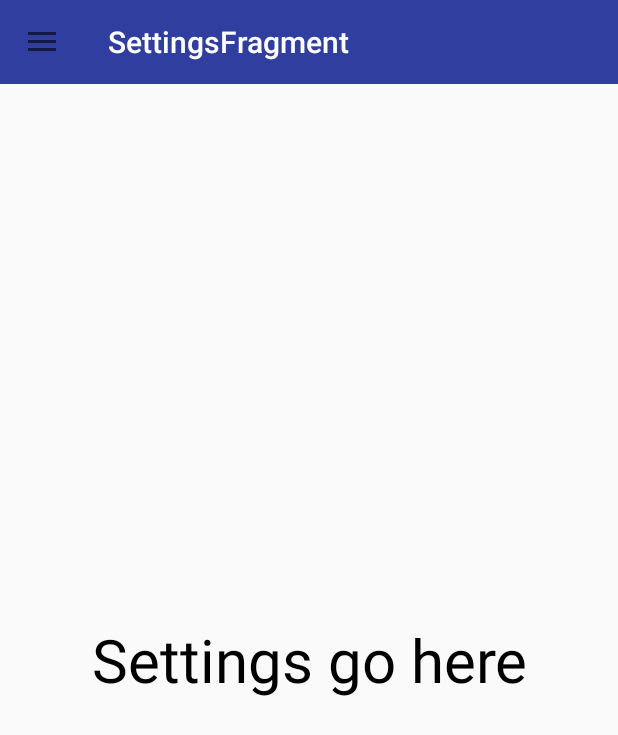
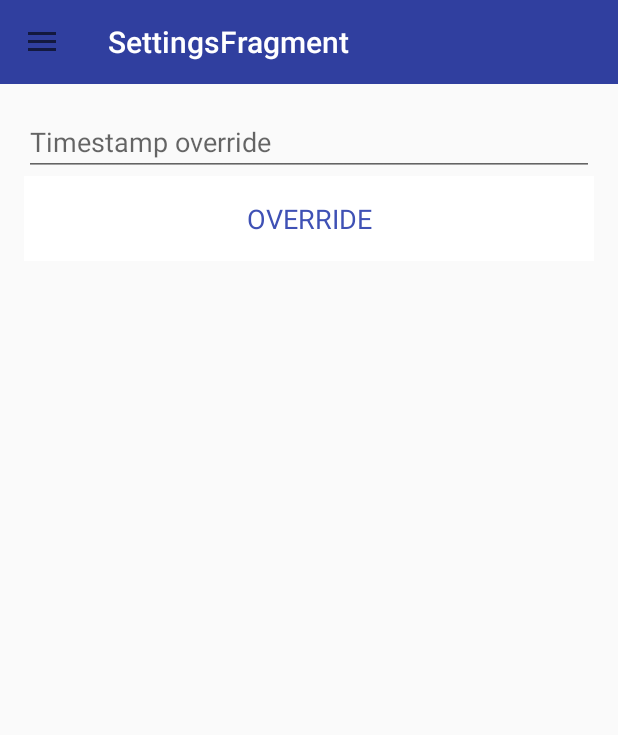
Before and after one commit to shredderskelton/onemonth, an Android app: the fragment SettingsFragment placed in its activity, on a phone screen of 412 x 824 dp. Shown: the top 735 px of the screen. Run offline under Robolectric (Android 15) with nearby library versions, the phone set to English and light mode, and no system bars; our stand-ins replace ButterKnife.

Commit message:
added hack to put in timestamp

```diff
--- a/app/src/main/java/com/shredder/onemonth/MainActivity.java
+++ b/app/src/main/java/com/shredder/onemonth/MainActivity.java
@@ -13,27 +13,26 @@ import com.shredder.onemonth.fragments.MainFragment;
 import com.shredder.onemonth.fragments.SettingsFragment;
 
 import butterknife.Bind;
+import butterknife.BindString;
 import butterknife.ButterKnife;
 import butterknife.OnItemClick;
 
 public class MainActivity extends BaseActivity {
 
-    @Bind(R.id.main_navigation)
-    ListView mDrawerList;
-
-    @Bind(R.id.main_drawer)
-    DrawerLayout mDrawerLayout;
-
-    @Bind(R.id.main_toolbar)
-    Toolbar toolbar;
+    @Bind(R.id.main_navigation) ListView mDrawerList;
+    @Bind(R.id.main_drawer) DrawerLayout mDrawerLayout;
+    @Bind(R.id.main_toolbar) Toolbar toolbar;
 
     private ActionBarDrawerToggle drawerToggle;
+
+    @BindString(R.string.nav_home) String homeStr;
+    @BindString(R.string.nav_settings) String settingsStr;
 
     @Override
     public void onCreate(Bundle savedInstanceState) {
         super.onCreate(savedInstanceState);
-//        setContentView(R.layout.activity_main);
-        setContentView(R.layout.activity_main_toolbar_on_top);
+        setContentView(R.layout.activity_main);
+//        setContentView(R.layout.activity_main_toolbar_on_top);
         ButterKnife.bind(this);
         setupNavigationItems();
         setupDrawerAndToggle();
@@ -62,7 +61,7 @@ public class MainActivity extends BaseActivity {
     }
 
     private void setupNavigationItems() {
-        String[] navigationItems = {"Home", "Settings"};
+        String[] navigationItems = {homeStr, settingsStr};
         ArrayAdapter<String> mAdapter = new ArrayAdapter<>(this, android.R.layout.simple_list_item_1, navigationItems);
         mDrawerList.setAdapter(mAdapter);
     }
--- a/app/src/main/java/com/shredder/onemonth/fragments/MainFragment.java
+++ b/app/src/main/java/com/shredder/onemonth/fragments/MainFragment.java
@@ -4,8 +4,8 @@ import android.os.Bundle;
 import android.view.LayoutInflater;
 import android.view.View;
 import android.view.ViewGroup;
-import android.widget.Button;
 import android.widget.TextView;
+import android.widget.Toast;
 
 import com.shredder.onemonth.R;
 import com.shredder.onemonth.base.BackButtonSupportFragment;
@@ -21,12 +21,9 @@ import butterknife.OnClick;
 public class MainFragment extends BaseFragment implements BackButtonSupportFragment {
 
     @BindString(R.string.directions_title) String title;
-    @Bind(R.id.directions_start_button) Button startButton;
-    @Bind(R.id.directions_text_detailed) TextView detailsTextView;
-    @Bind(R.id.directions_text_welcome) TextView welcomeTextView;
+    @Bind(R.id.directions_start_view) View startView;
     @Bind(R.id.directions_text_days) TextView daysTextView;
     @Bind(R.id.directions_days_sober_view) View daysSoberView;
-    @Bind(R.id.directions_days_sober_reminder_view) View daysSoberReminderView;
 
     private ProgressManager progressManager;
     private AlarmBuilder alarmBuilder;
@@ -47,12 +44,15 @@ public class MainFragment extends BaseFragment implements BackButtonSupportFragm
 
     private void onStateChange() {
         boolean started = progressManager.isStarted();
-        startButton.setVisibility(started ? View.GONE : View.VISIBLE);
-        detailsTextView.setText(started ? R.string.directions_detailed_started : R.string.directions_detailed);
-        welcomeTextView.setText(started ? R.string.directions_welcome_started : R.string.directions_welcome);
         daysTextView.setText(started ? String.valueOf(progressManager.daysSober()) : "");
+        startView.setVisibility(started ? View.GONE : View.VISIBLE);
         daysSoberView.setVisibility(started ? View.VISIBLE : View.GONE);
-        daysSoberReminderView.setVisibility(started && progressManager.shouldRemind() ? View.VISIBLE : View.GONE);
+    }
+
+    @Override
+    public void onResume() {
+        super.onResume();
+        onStateChange();
     }
 
     @Override
@@ -85,12 +85,14 @@ public class MainFragment extends BaseFragment implements BackButtonSupportFragm
         progressManager.stop();
         alarmBuilder.createAlarm();
         progressManager.start();
+        Toast.makeText(getActivity(), R.string.toast_counter_reset, Toast.LENGTH_SHORT).show();
         onStateChange();
     }
 
-    @OnClick(R.id.directions_check_in_button)
+    @OnClick({R.id.directions_check_in_button})
     public void onCheckinPressed() {
         progressManager.checkIn();
         onStateChange();
+        Toast.makeText(getActivity(), R.string.toast_checkin_complete, Toast.LENGTH_SHORT).show();
     }
 }
--- a/app/src/main/java/com/shredder/onemonth/fragments/SettingsFragment.java
+++ b/app/src/main/java/com/shredder/onemonth/fragments/SettingsFragment.java
@@ -4,11 +4,20 @@ import android.os.Bundle;
 import android.view.LayoutInflater;
 import android.view.View;
 import android.view.ViewGroup;
+import android.widget.EditText;
 
 import com.shredder.onemonth.R;
 import com.shredder.onemonth.base.BaseFragment;
+import com.shredder.onemonth.progress.ProgressManager;
+
+import butterknife.Bind;
+import butterknife.ButterKnife;
+import butterknife.OnClick;
 
 public class SettingsFragment extends BaseFragment {
+
+    @Bind(R.id.settings_timestamp_entry) EditText overrrideTimestampEditText;
+
     public static SettingsFragment newInstance() {
         return new SettingsFragment();
     }
@@ -16,6 +25,7 @@ public class SettingsFragment extends BaseFragment {
     @Override
     public View onCreateView(LayoutInflater inflater, ViewGroup container, Bundle savedInstanceState) {
         View view = inflater.inflate(R.layout.fragment_settings, container, false);
+        ButterKnife.bind(this, view);
         return view;
     }
 
@@ -23,4 +33,9 @@ public class SettingsFragment extends BaseFragment {
     protected String getTitle() {
         return "SettingsFragment";
     }
+
+    @OnClick(R.id.settings_timestamp_entry_button)
+    public void onOverride() {
+        new ProgressManager(getActivity()).overrideStartDate(Long.valueOf(overrrideTimestampEditText.getText().toString()));
+    }
 }
--- a/app/src/main/java/com/shredder/onemonth/progress/ProgressManager.java
+++ b/app/src/main/java/com/shredder/onemonth/progress/ProgressManager.java
@@ -43,4 +43,8 @@ public class ProgressManager {
         long millisecondsSober = System.currentTimeMillis() - time;
         return (int) (millisecondsSober / ONE_DAY_IN_MS);
     }
+
+    public void overrideStartDate(Long time) {
+        preferences.setStart(time);
+    }
 }
--- a/app/src/main/res/layout/activity_main.xml
+++ b/app/src/main/res/layout/activity_main.xml
@@ -1,9 +1,9 @@
 <android.support.v4.widget.DrawerLayout
     android:id="@+id/main_drawer"
     xmlns:android="http://schemas.android.com/apk/res/android"
+    xmlns:app="http://schemas.android.com/apk/res-auto"
     android:layout_width="match_parent"
-    android:layout_height="match_parent"
-    android:background="@android:color/white">
+    android:layout_height="match_parent">
 
     <LinearLayout
         android:layout_width="match_parent"
@@ -14,7 +14,8 @@
             android:id="@+id/main_toolbar"
             android:layout_width="match_parent"
             android:layout_height="wrap_content"
-            android:background="?attr/colorPrimaryDark"/>
+            android:background="?attr/colorPrimaryDark"
+            app:titleTextColor="@color/white"/>
 
         <FrameLayout
             android:id="@+id/main_content"
--- a/app/src/main/res/layout/fragment_settings.xml
+++ b/app/src/main/res/layout/fragment_settings.xml
@@ -2,13 +2,20 @@
 <LinearLayout xmlns:android="http://schemas.android.com/apk/res/android"
               android:layout_width="match_parent"
               android:layout_height="match_parent"
-              android:orientation="vertical">
+              android:orientation="vertical"
+              android:padding="@dimen/Android_Design_rhythmThird">
 
-    <TextView
-        android:id="@+id/settings_text"
+    <EditText
+        android:id="@+id/settings_timestamp_entry"
         android:layout_width="match_parent"
-        android:layout_height="match_parent"
-        android:textSize="40sp"
-        android:gravity="center"
-        android:text="Settings go here"/>
+        android:layout_height="wrap_content"
+        android:hint="@string/settings_timestamp_override"/>
+
+    <Button
+        android:id="@+id/settings_timestamp_entry_button"
+        android:layout_width="match_parent"
+        android:layout_height="wrap_content"
+        android:layout_gravity="right"
+        android:text="@string/settings_override"/>
+
 </LinearLayout>
--- a/app/src/main/res/values/strings.xml
+++ b/app/src/main/res/values/strings.xml
@@ -11,9 +11,16 @@
     <string name="no">no</string>
     <string name="start_over">Start over</string>
     <string name="yes">yes</string>
-    <string name="notification_question">It\'s been a while since your last confession. Are you still sober?</string>
+    <string name="notification_question">Are you still sober?</string>
     <string name="directions_days_sober">Days sober:</string>
-    <string name="checkin">Yep, still on the wagon</string>
-    <string name="directions_days_sober_question">It\'s been a while since you last checked in&#8230; \n\nAre you still sober?</string>
+    <string name="checkin">Check in</string>
+    <string name="directions_days_sober_question">Are you still sober?</string>
     <string name="directions_reset">No, I want to start again</string>
+    <string name="settings_timestamp_override">Timestamp override</string>
+    <string name="settings_override">Override</string>
+    <string name="nav_home">Home</string>
+    <string name="nav_settings">Settings</string>
+    <string name="directions_days_sober_question_heading">Check in</string>
+    <string name="toast_counter_reset">Start again!</string>
+    <string name="toast_checkin_complete">Thanks for checking in. Keep up the good work!</string>
 </resources>
```
Also changed, not shown: app/src/main/res/layout/fragment_main.xml (+40 -24 lines).
